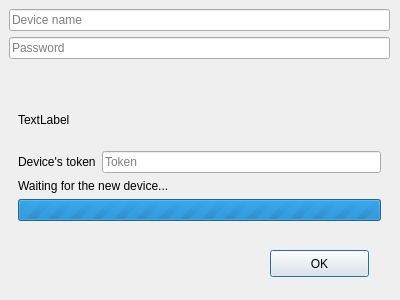
Old version of the form parsec/core/gui/forms/register_device.ui in the repository Scille/parsec-cloud.
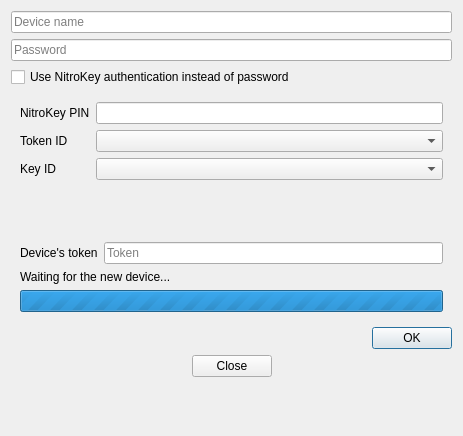
New version of the form.

Commit message: [GUI] Added nitrokey handling for new devices

What changed in the file:
```diff
--- a/parsec/core/gui/forms/register_device.ui
+++ b/parsec/core/gui/forms/register_device.ui
@@ -6,22 +6,18 @@
    <rect>
     <x>0</x>
     <y>0</y>
-    <width>400</width>
-    <height>300</height>
+    <width>463</width>
+    <height>436</height>
    </rect>
   </property>
   <property name="windowTitle">
    <string>Register new device</string>
   </property>
-  <widget class="QWidget" name="verticalLayoutWidget">
-   <property name="geometry">
-    <rect>
-     <x>9</x>
-     <y>9</y>
-     <width>381</width>
-     <height>221</height>
-    </rect>
-   </property>
+  <property name="modal">
+   <bool>true</bool>
+  </property>
+  <layout class="QVBoxLayout" name="verticalLayout_2">
+   <item>
    <layout class="QVBoxLayout" name="verticalLayout">
     <item>
      <layout class="QHBoxLayout" name="horizontalLayout_2">
@@ -49,17 +45,47 @@
      </layout>
     </item>
     <item>
-     <spacer name="verticalSpacer">
-      <property name="orientation">
-       <enum>Qt::Vertical</enum>
-      </property>
-      <property name="sizeHint" stdset="0">
-       <size>
-        <width>20</width>
-        <height>40</height>
-       </size>
-      </property>
-     </spacer>
+      <widget class="QCheckBox" name="check_box_use_nitrokey">
+       <property name="text">
+        <string>Use NitroKey authentication instead of password</string>
+       </property>
+      </widget>
+     </item>
+     <item>
+      <widget class="QWidget" name="widget_nitrokey" native="true">
+       <layout class="QFormLayout" name="formLayout">
+        <item row="0" column="0">
+         <widget class="QLabel" name="label_2">
+          <property name="text">
+           <string>NitroKey PIN</string>
+          </property>
+         </widget>
+        </item>
+        <item row="1" column="0">
+         <widget class="QLabel" name="label_3">
+          <property name="text">
+           <string>Token ID</string>
+          </property>
+         </widget>
+        </item>
+        <item row="2" column="0">
+         <widget class="QLabel" name="label_4">
+          <property name="text">
+           <string>Key ID</string>
+          </property>
+         </widget>
+        </item>
+        <item row="1" column="1">
+         <widget class="QComboBox" name="combo_nitrokey_token"/>
+        </item>
+        <item row="2" column="1">
+         <widget class="QComboBox" name="combo_nitrokey_key"/>
+        </item>
+        <item row="0" column="1">
+         <widget class="QLineEdit" name="line_edit_nitrokey_pin"/>
+        </item>
+       </layout>
+      </widget>
     </item>
     <item>
      <widget class="QWidget" name="outcome_panel" native="true">
@@ -67,7 +93,7 @@
        <item>
         <widget class="QLabel" name="outcome_status">
          <property name="text">
-          <string>TextLabel</string>
+           <string/>
          </property>
          <property name="wordWrap">
           <bool>true</bool>
@@ -91,6 +117,9 @@
          </item>
          <item>
           <widget class="QLineEdit" name="device_token">
+            <property name="readOnly">
+             <bool>true</bool>
+            </property>
            <property name="placeholderText">
             <string>Token</string>
            </property>
@@ -137,20 +166,55 @@
      </widget>
     </item>
    </layout>
-  </widget>
+   </item>
+   <item>
+    <layout class="QHBoxLayout" name="horizontalLayout_3">
+     <item>
+      <spacer name="horizontalSpacer">
+       <property name="orientation">
+        <enum>Qt::Horizontal</enum>
+       </property>
+       <property name="sizeHint" stdset="0">
+        <size>
+         <width>40</width>
+         <height>20</height>
+        </size>
+       </property>
+      </spacer>
+     </item>
+     <item>
   <widget class="QPushButton" name="button_register_device">
-   <property name="geometry">
-    <rect>
-     <x>270</x>
-     <y>250</y>
-     <width>99</width>
-     <height>27</height>
-    </rect>
-   </property>
    <property name="text">
     <string>OK</string>
    </property>
   </widget>
+     </item>
+    </layout>
+   </item>
+   <item>
+    <widget class="QDialogButtonBox" name="button_box">
+     <property name="standardButtons">
+      <set>QDialogButtonBox::Close</set>
+     </property>
+     <property name="centerButtons">
+      <bool>true</bool>
+     </property>
+    </widget>
+   </item>
+   <item>
+    <spacer name="verticalSpacer">
+     <property name="orientation">
+      <enum>Qt::Vertical</enum>
+     </property>
+     <property name="sizeHint" stdset="0">
+      <size>
+       <width>20</width>
+       <height>40</height>
+      </size>
+     </property>
+    </spacer>
+   </item>
+  </layout>
  </widget>
  <resources/>
  <connections/>
```
Left out of the diff: 70 changed lines with no effect on the pictures. Lines whose indentation alone changed are shown as unchanged. The commit also changes 26 other files.
